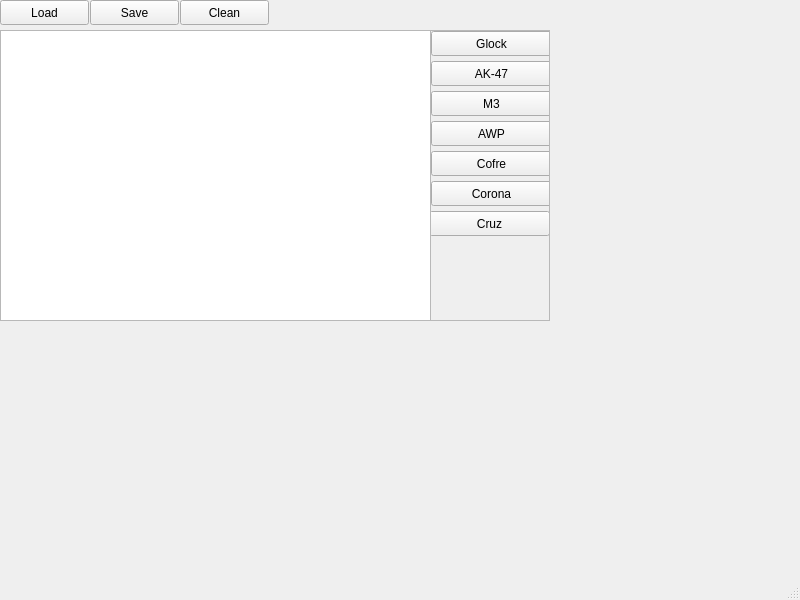
The window that Editor/map_editor/mainwindow.ui (nazar9318/taller-tpFinal-1c2021) describes before a commit, drawn with Qt 5.
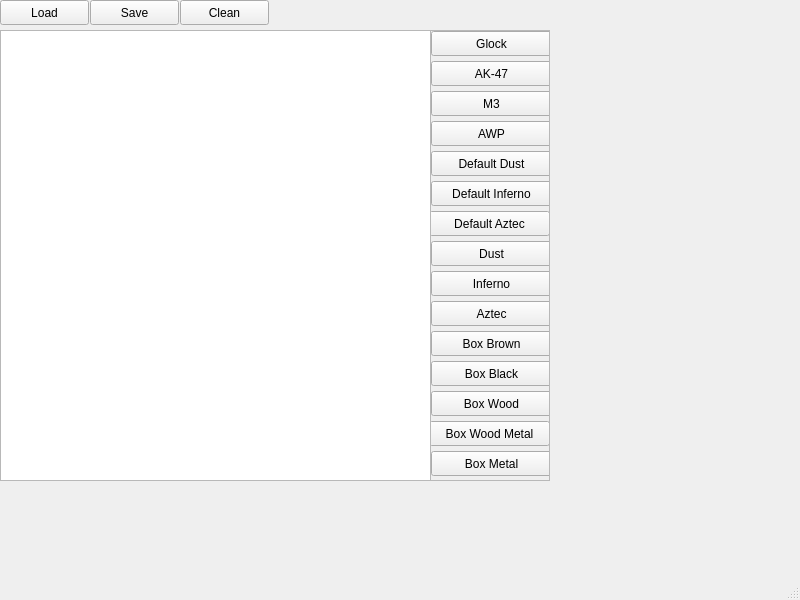
The same window after the commit.

```diff
--- a/Editor/map_editor/mainwindow.ui
+++ b/Editor/map_editor/mainwindow.ui
@@ -59,7 +59,7 @@
       <x>430</x>
       <y>30</y>
       <width>120</width>
-      <height>291</height>
+      <height>451</height>
      </rect>
     </property>
     <property name="widgetResizable">
@@ -71,7 +71,7 @@
        <x>0</x>
        <y>0</y>
        <width>118</width>
-       <height>289</height>
+       <height>449</height>
       </rect>
      </property>
      <widget class="QPushButton" name="glock">
@@ -136,7 +136,7 @@
        </rect>
       </property>
       <property name="text">
-       <string>Cofre</string>
+       <string>Default Dust</string>
       </property>
      </widget>
      <widget class="QPushButton" name="corona">
@@ -149,7 +149,7 @@
        </rect>
       </property>
       <property name="text">
-       <string>Corona</string>
+       <string>Default Inferno</string>
       </property>
      </widget>
      <widget class="QPushButton" name="cruz">
@@ -162,7 +162,111 @@
        </rect>
       </property>
       <property name="text">
-       <string>Cruz</string>
+       <string>Default Aztec</string>
+      </property>
+     </widget>
+     <widget class="QPushButton" name="dust">
+      <property name="geometry">
+       <rect>
+        <x>0</x>
+        <y>210</y>
+        <width>121</width>
+        <height>25</height>
+       </rect>
+      </property>
+      <property name="text">
+       <string>Dust</string>
+      </property>
+     </widget>
+     <widget class="QPushButton" name="inferno">
+      <property name="geometry">
+       <rect>
+        <x>0</x>
+        <y>240</y>
+        <width>121</width>
+        <height>25</height>
+       </rect>
+      </property>
+      <property name="text">
+       <string>Inferno</string>
+      </property>
+     </widget>
+     <widget class="QPushButton" name="aztec">
+      <property name="geometry">
+       <rect>
+        <x>0</x>
+        <y>270</y>
+        <width>121</width>
+        <height>25</height>
+       </rect>
+      </property>
+      <property name="text">
+       <string>Aztec</string>
+      </property>
+     </widget>
+     <widget class="QPushButton" name="box_brown">
+      <property name="geometry">
+       <rect>
+        <x>0</x>
+        <y>300</y>
+        <width>121</width>
+        <height>25</height>
+       </rect>
+      </property>
+      <property name="text">
+       <string>Box Brown</string>
+      </property>
+     </widget>
+     <widget class="QPushButton" name="box_black">
+      <property name="geometry">
+       <rect>
+        <x>0</x>
+        <y>330</y>
+        <width>121</width>
+        <height>25</height>
+       </rect>
+      </property>
+      <property name="text">
+       <string>Box Black</string>
+      </property>
+     </widget>
+     <widget class="QPushButton" name="box_wood">
+      <property name="geometry">
+       <rect>
+        <x>0</x>
+        <y>360</y>
+        <width>121</width>
+        <height>25</height>
+       </rect>
+      </property>
+      <property name="text">
+       <string>Box Wood</string>
+      </property>
+     </widget>
+     <widget class="QPushButton" name="box_wood_metal">
+      <property name="geometry">
+       <rect>
+        <x>-2</x>
+        <y>390</y>
+        <width>121</width>
+        <height>25</height>
+       </rect>
+      </property>
+      <property name="text">
+       <string>Box Wood Metal</string>
+      </property>
+     </widget>
+     <widget class="QPushButton" name="box_metal">
+      <property name="geometry">
+       <rect>
+        <x>0</x>
+        <y>420</y>
+        <width>121</width>
+        <height>25</height>
+       </rect>
+      </property>
+      <property name="text">
+       <string>Box Metal</string>
       </property>
      </widget>
     </widget>
@@ -173,7 +277,7 @@
       <x>0</x>
       <y>30</y>
       <width>431</width>
-      <height>291</height>
+      <height>451</height>
      </rect>
     </property>
    </widget>
```
Left out of the diff: 14 changed lines with no effect on the pictures.
